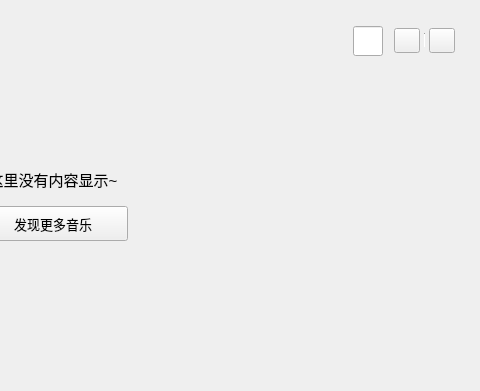
This is KuGouClient/LocalDownload/DownloadedSong/DownloadedSong.ui in a-mo-xi-wei/Qt-KuGouAppClient as Qt 5 draws it before an edit; both pictures show x 374 to 854 and y 0 to 391 of the 854 by 391 pixel window. The edited form follows.
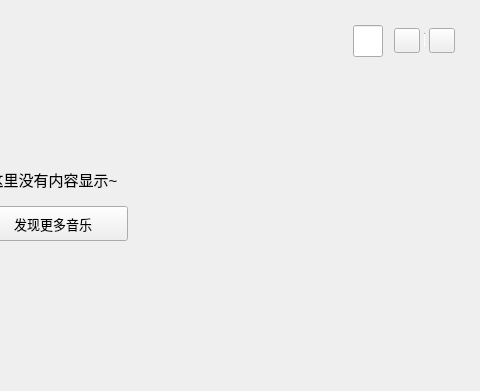
This is the edited form. Custom widgets are drawn as their Qt base class.

Diff of the .ui file:
```diff
--- a/KuGouClient/LocalDownload/DownloadedSong/DownloadedSong.ui
+++ b/KuGouClient/LocalDownload/DownloadedSong/DownloadedSong.ui
@@ -76,7 +76,7 @@
       <item>
        <widget class="MySearchLineEdit" name="search_lineEdit">
         <property name="sizePolicy">
-         <sizepolicy hsizetype="Fixed" vsizetype="Fixed">
+         <sizepolicy hsizetype="Fixed" vsizetype="Preferred">
           <horstretch>0</horstretch>
           <verstretch>0</verstretch>
          </sizepolicy>
@@ -84,13 +84,13 @@
         <property name="minimumSize">
          <size>
           <width>30</width>
-          <height>30</height>
+          <height>0</height>
          </size>
         </property>
         <property name="maximumSize">
          <size>
           <width>30</width>
-          <height>30</height>
+          <height>16777215</height>
          </size>
         </property>
         <property name="placeholderText">
```
